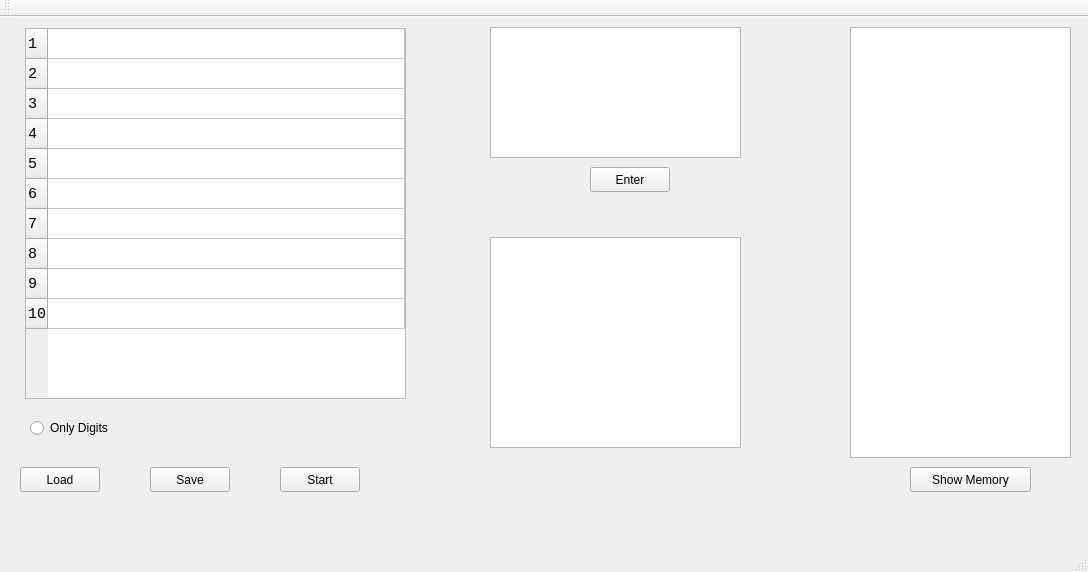
ayakushyna/em3, file mainwindow.ui: the form before one commit.
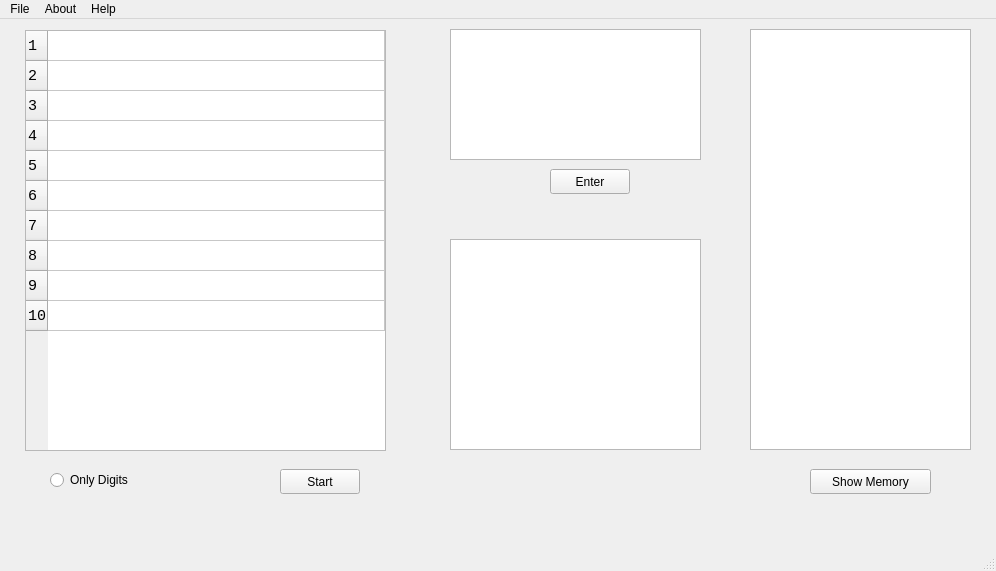
The form after the commit.

Commit message: Added menu and work with json

What changed in the file:
```diff
--- a/mainwindow.ui
+++ b/mainwindow.ui
@@ -6,8 +6,8 @@
    <rect>
     <x>0</x>
     <y>0</y>
-    <width>1088</width>
-    <height>572</height>
+    <width>996</width>
+    <height>571</height>
    </rect>
   </property>
   <property name="windowTitle">
@@ -17,22 +17,34 @@
    <widget class="QPlainTextEdit" name="inputTextEdit">
     <property name="geometry">
      <rect>
-      <x>490</x>
+      <x>450</x>
       <y>10</y>
       <width>251</width>
       <height>131</height>
      </rect>
     </property>
+    <property name="font">
+     <font>
+      <family>Consolas</family>
+      <pointsize>11</pointsize>
+     </font>
+    </property>
    </widget>
    <widget class="QPlainTextEdit" name="outputTextEdit">
     <property name="geometry">
      <rect>
-      <x>490</x>
+      <x>450</x>
       <y>220</y>
       <width>251</width>
       <height>211</height>
      </rect>
     </property>
+    <property name="font">
+     <font>
+      <family>Consolas</family>
+      <pointsize>11</pointsize>
+     </font>
+    </property>
    </widget>
    <widget class="QPushButton" name="startButton">
     <property name="geometry">
@@ -47,36 +59,10 @@
      <string>Start</string>
     </property>
    </widget>
-   <widget class="QPushButton" name="saveButton">
-    <property name="geometry">
-     <rect>
-      <x>150</x>
-      <y>450</y>
-      <width>80</width>
-      <height>25</height>
-     </rect>
-    </property>
-    <property name="text">
-     <string>Save</string>
-    </property>
-   </widget>
-   <widget class="QPushButton" name="loadButton">
-    <property name="geometry">
-     <rect>
-      <x>20</x>
-      <y>450</y>
-      <width>80</width>
-      <height>25</height>
-     </rect>
-    </property>
-    <property name="text">
-     <string>Load</string>
-    </property>
-   </widget>
    <widget class="QPushButton" name="enterButton">
     <property name="geometry">
      <rect>
-      <x>590</x>
+      <x>550</x>
       <y>150</y>
       <width>80</width>
       <height>25</height>
@@ -89,7 +75,7 @@
    <widget class="QPushButton" name="showButton">
     <property name="geometry">
      <rect>
-      <x>910</x>
+      <x>810</x>
       <y>450</y>
       <width>121</width>
       <height>25</height>
@@ -102,10 +88,10 @@
    <widget class="QListWidget" name="registersListWidget">
     <property name="geometry">
      <rect>
-      <x>850</x>
+      <x>750</x>
       <y>10</y>
       <width>221</width>
-      <height>431</height>
+      <height>421</height>
      </rect>
     </property>
    </widget>
@@ -114,8 +100,8 @@
      <rect>
       <x>25</x>
       <y>11</y>
-      <width>381</width>
-      <height>371</height>
+      <width>361</width>
+      <height>421</height>
      </rect>
     </property>
     <property name="font">
@@ -174,8 +160,8 @@
    <widget class="QRadioButton" name="digitsRadioButton">
     <property name="geometry">
      <rect>
-      <x>30</x>
-      <y>400</y>
+      <x>50</x>
+      <y>450</y>
       <width>97</width>
       <height>22</height>
      </rect>
@@ -190,18 +176,30 @@
     <rect>
      <x>0</x>
      <y>0</y>
-     <width>1088</width>
+     <width>996</width>
      <height>25</height>
     </rect>
    </property>
-  </widget>
-  <widget class="QToolBar" name="mainToolBar">
-   <attribute name="toolBarArea">
-    <enum>TopToolBarArea</enum>
-   </attribute>
-   <attribute name="toolBarBreak">
-    <bool>false</bool>
-   </attribute>
+   <widget class="QMenu" name="menuFile">
+    <property name="title">
+     <string>File</string>
+    </property>
+    <addaction name="actionOpen"/>
+    <addaction name="actionSave"/>
+   </widget>
+   <widget class="QMenu" name="menuAbout">
+    <property name="title">
+     <string>About</string>
+    </property>
+   </widget>
+   <widget class="QMenu" name="menuHelp">
+    <property name="title">
+     <string>Help</string>
+    </property>
+   </widget>
+   <addaction name="menuFile"/>
+   <addaction name="menuAbout"/>
+   <addaction name="menuHelp"/>
   </widget>
   <widget class="QStatusBar" name="statusBar"/>
  </widget>
```
Left out of the diff: 10 changed lines with no effect on the pictures. The commit also changes 2 other files.
